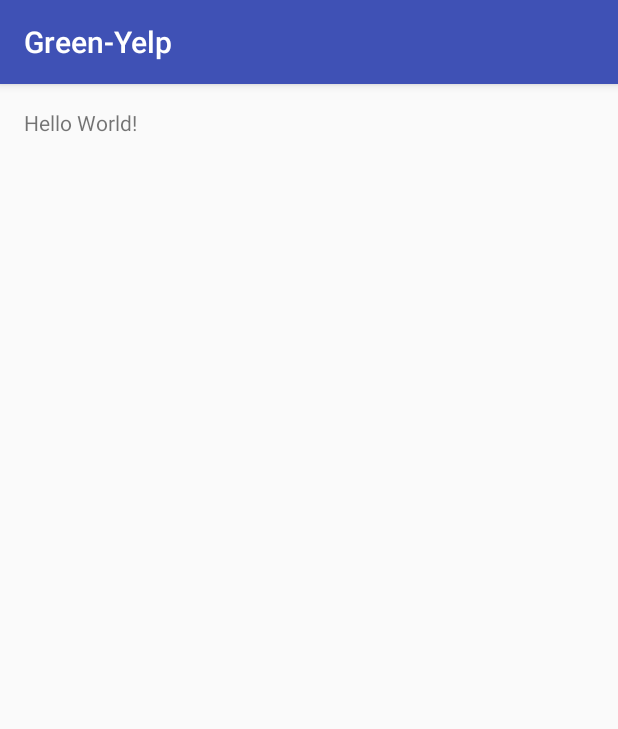
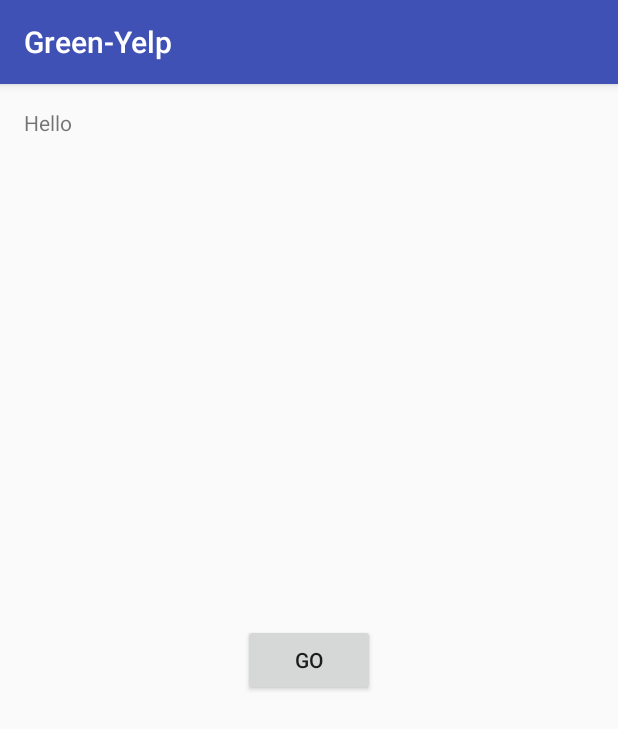
Before and after one commit to MikeSolvalou/eco-hackathon, an Android app: the screen it shows after launch (MainActivity), on a phone screen of 412 x 824 dp. Shown: the top 729 px of the screen. Run offline under Robolectric (Android 15) with nearby library versions, the phone set to English and light mode, and no system bars.

Commit message:
Added basic main menu screen from tutorial.

```diff
--- a/Green-Yelp/app/src/main/java/com/example/godinemich/green_yelp/MainActivity.java
+++ b/Green-Yelp/app/src/main/java/com/example/godinemich/green_yelp/MainActivity.java
@@ -2,13 +2,33 @@ package com.example.godinemich.green_yelp;
 
 import android.support.v7.app.AppCompatActivity;
 import android.os.Bundle;
+import android.widget.Button;
+import android.widget.TextView;
+import android.view.View;
 
 public class MainActivity extends AppCompatActivity {
 
     @Override
     protected void onCreate(Bundle savedInstanceState) {
         super.onCreate(savedInstanceState);
-        setContentView(R.layout.activity_main);
         //test comment
+        mainMenu();
     }
+
+
+    public void mainMenu(){
+        setContentView(R.layout.activity_main);     //splash screen
+
+        //connect splash screen buttons
+        Button btn1=(Button)findViewById(R.id.button);
+        btn1.setOnClickListener(new View.OnClickListener(){
+            @Override
+            public void onClick(View view){
+                TextView txt=(TextView)findViewById(R.id.txt);
+                txt.setText("Pressed");
+            }
+        });
+
+    }
+
 }
--- a/Green-Yelp/app/src/main/res/layout/activity_main.xml
+++ b/Green-Yelp/app/src/main/res/layout/activity_main.xml
@@ -13,5 +13,14 @@
     <TextView
         android:layout_width="wrap_content"
         android:layout_height="wrap_content"
-        android:text="Hello World!" />
+        android:text="Hello"
+        android:id="@+id/txt" />
+
+    <Button
+        android:text="Go"
+        android:layout_width="wrap_content"
+        android:layout_height="wrap_content"
+        android:layout_centerVertical="true"
+        android:layout_centerHorizontal="true"
+        android:id="@+id/button" />
 </RelativeLayout>
```
